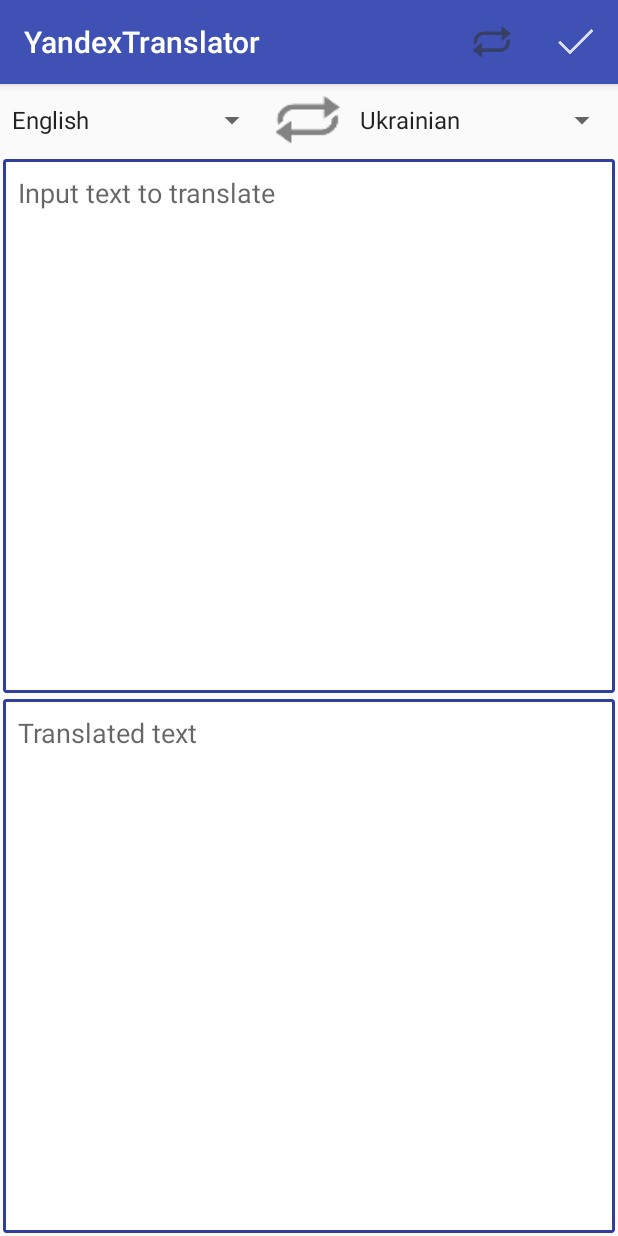
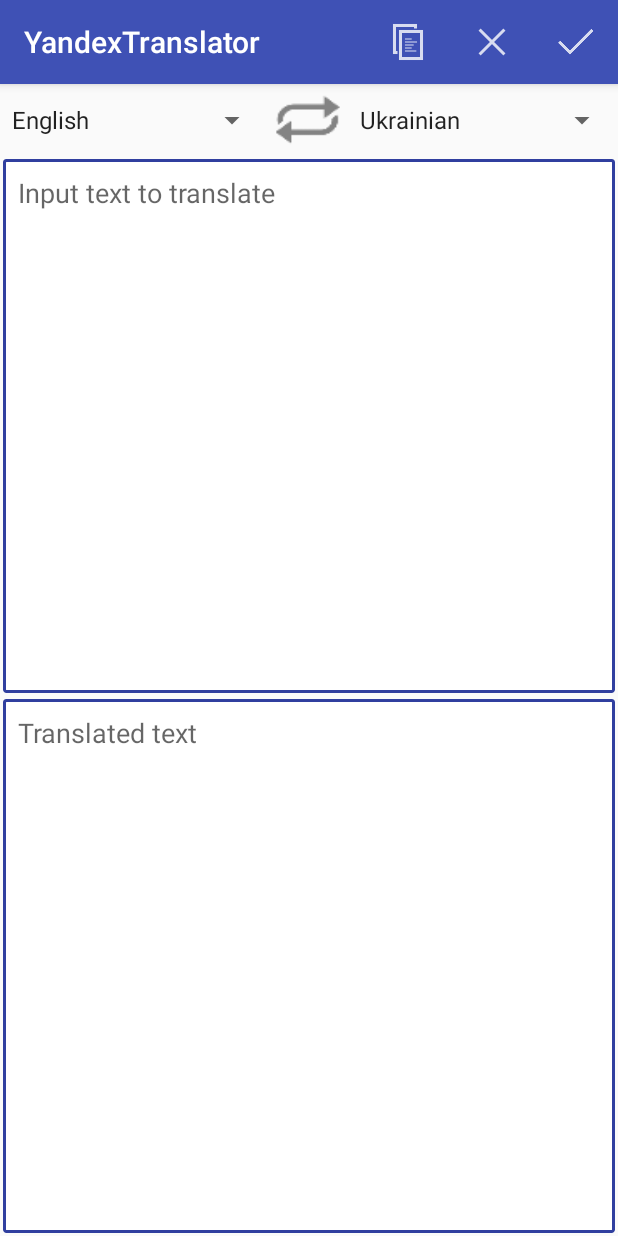
Before and after one commit to aint/SGAcademyAndroid, an Android app: the screen it shows after launch (MainActivity), on a phone screen of 412 x 824 dp. Run offline under Robolectric (Android 15) with nearby library versions, the phone set to English and light mode, and no system bars; our stand-ins replace ButterKnife.

Commit message:
Add clear and copy to clipboard menu actions

```diff
--- a/YandexTranslator/app/src/main/res/menu/menu.xml
+++ b/YandexTranslator/app/src/main/res/menu/menu.xml
@@ -3,10 +3,16 @@
       xmlns:app="http://schemas.android.com/apk/res-auto">
 
     <item
-        android:title="@string/menu_lang"
+        android:title="@string/menu_copy"
         app:showAsAction="ifRoom"
-        android:icon="@drawable/ic_action_swap"
-        android:id="@+id/menu_lang"/>
+        android:icon="@drawable/ic_action_copy"
+        android:id="@+id/menu_copy"/>
+
+    <item
+        android:title="@string/menu_clear"
+        app:showAsAction="ifRoom"
+        android:icon="@drawable/ic_action_clear"
+        android:id="@+id/menu_clear"/>
 
     <item
         android:title="@string/menu_ok"
--- a/YandexTranslator/app/src/main/res/values/strings.xml
+++ b/YandexTranslator/app/src/main/res/values/strings.xml
@@ -2,8 +2,9 @@
     <string name="app_name">YandexTranslator</string>
     <string name="text_from">Input text to translate</string>
     <string name="text_to">Translated text</string>
-    <string name="menu_lang">Select language</string>
+    <string name="menu_copy">Copy</string>
     <string name="menu_ok">Translate</string>
+    <string name="menu_clear">Clear</string>
 
     <string-array name="languages">
         <item>Afrikaans</item>
```
Also changed, not shown: YandexTranslator/app/src/main/java/com/github/aint/yandextranslator/activity/MainActivity.java (+20 -2 lines), YandexTranslator/app/src/main/res/drawable-hdpi/ic_action_clear.png (added), YandexTranslator/app/src/main/res/drawable-hdpi/ic_action_copy.png (added), YandexTranslator/app/src/main/res/drawable-mdpi/ic_action_clear.png (added), YandexTranslator/app/src/main/res/drawable-mdpi/ic_action_copy.png (added), YandexTranslator/app/src/main/res/drawable-xhdpi/ic_action_clear.png (added), YandexTranslator/app/src/main/res/drawable-xhdpi/ic_action_copy.png (added), YandexTranslator/app/src/main/res/drawable-xxhdpi/ic_action_clear.png (added), YandexTranslator/app/src/main/res/drawable-xxhdpi/ic_action_copy.png (added).
